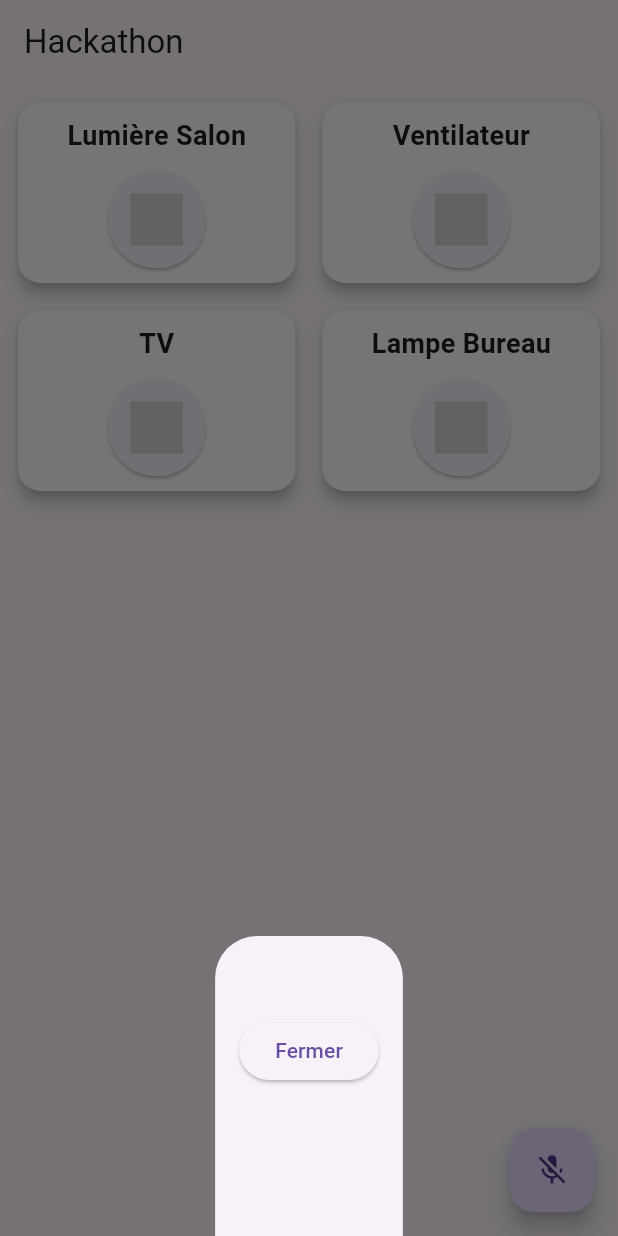
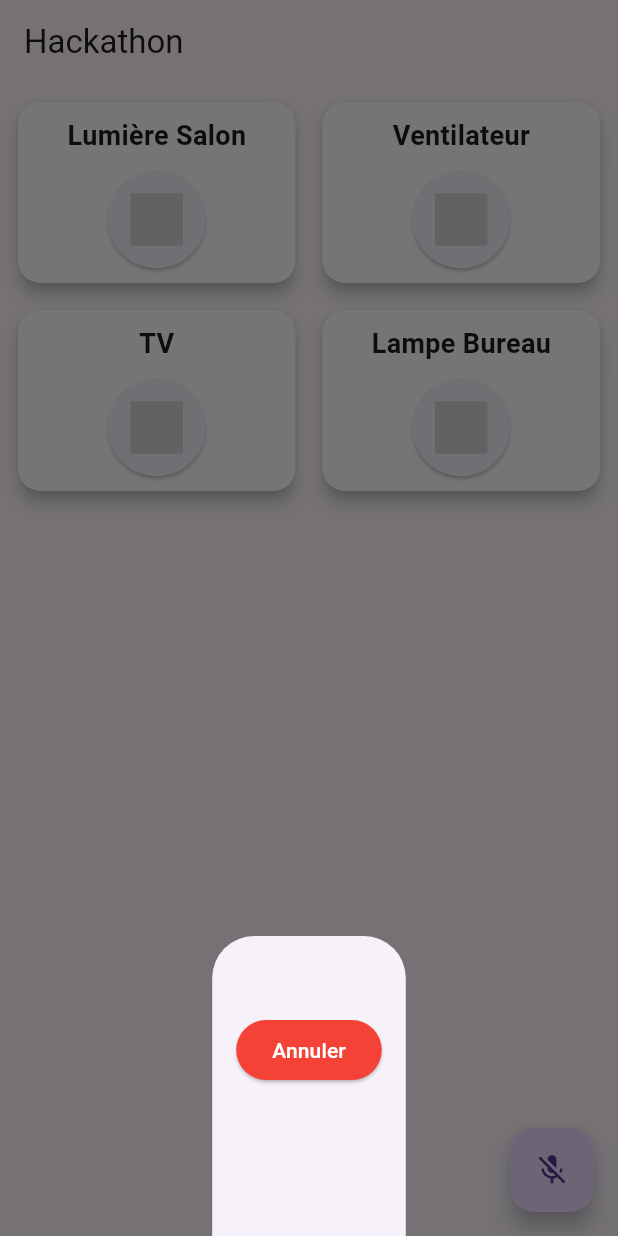
Before and after one commit to Hackathon-Groupe-4/MobileApp, a Flutter app: the screen it shows after launch, after a tap on the "mic off" icon, on a phone screen of 412 x 824 dp. Run offline on Flutter 3.47's test engine with Material 3 defaults, Android fonts, the phone set to English and light mode, and no system bars; our stand-ins replace flutter_svg, speech_to_text; missing offline and left inert: mqtt_client.

Commit message:
refonte de speetch to text

```diff
--- a/lib/Screens/home_page.dart
+++ b/lib/Screens/home_page.dart
@@ -1,6 +1,6 @@
 import 'package:flutter/material.dart';
+import '../Service/mqtt.dart';
 import '../Widgets/SpeechBottomSheet.dart';
-import '../mqtt.dart';
 import '../Model/Device.dart';
 import '../widgets/device_card.dart';
 import 'package:speech_to_text/speech_recognition_result.dart';
@@ -13,9 +13,6 @@ class MyHomePage extends StatefulWidget {
 
 class _HomePage extends State<MyHomePage> {
   final Mqtt mqtt = Mqtt(); // Instance MQTT
-  SpeechToText _speechToText = SpeechToText();
-  bool _speechEnabled = false;
-  String _lastWords = '';
   SpeechBottomSheet? _speechBottomSheet;
 
   List<Device> devices = [
@@ -29,7 +26,6 @@ class _HomePage extends State<MyHomePage> {
   void initState() {
     super.initState();
     mqtt.connect(); // Connexion automatique à MQTT
-    _initSpeech();
   }
 
   void toggleDevice(Device device) {
@@ -44,30 +40,12 @@ class _HomePage extends State<MyHomePage> {
     setState(() {}); // Met à jour l'interface
   }
 
-  /// This has to happen only once per app
-  void _initSpeech() async {
-    _speechEnabled = await _speechToText.initialize();
-    setState(() {});
+  void _onCommandDetected(String? status, List<String> words) {
+    print("Status: $status, Words: $words");
   }
 
-  /// Each time to start a speech recognition session
-  void _startListening() async {
-    await _speechToText.listen(onResult: _onSpeechResult);
-    setState(() {});
-  }
-  void _onSpeechResult(SpeechRecognitionResult result) {
-    setState(() {
-      _lastWords = result.recognizedWords;
-    });
-
-    // Met à jour le texte dans le BottomSheet
-    _speechBottomSheet?.updateText(_lastWords);
-  }
-
-
-
   void _showSpeechBottomSheet() {
-    _speechBottomSheet = SpeechBottomSheet(speechToText: _speechToText);
+    _speechBottomSheet = SpeechBottomSheet(onCommandDetected: _onCommandDetected,);
 
     showModalBottomSheet(
       context: context,
@@ -77,12 +55,6 @@ class _HomePage extends State<MyHomePage> {
       },
     );
   }
-
-
-
-
-
-
 
   @override
   Widget build(BuildContext context) {
@@ -112,13 +84,10 @@ class _HomePage extends State<MyHomePage> {
       ),
       floatingActionButton: FloatingActionButton(
         onPressed: () {
-          if (_speechToText.isNotListening) {
-            _startListening();
-          }
           _showSpeechBottomSheet();
         },
         tooltip: 'Écouter',
-        child: Icon(_speechToText.isNotListening ? Icons.mic_off : Icons.mic),
+        child: Icon(SpeechBottomSheet.isNotListening() ? Icons.mic_off : Icons.mic),
       ),
     );
   }
--- a/lib/Widgets/SpeechBottomSheet.dart
+++ b/lib/Widgets/SpeechBottomSheet.dart
@@ -1,52 +1,108 @@
 import 'package:flutter/material.dart';
-import 'package:speech_to_text/speech_to_text.dart';
-
-import 'package:flutter/material.dart';
+import 'package:speech_to_text/speech_recognition_result.dart';
 import 'package:speech_to_text/speech_to_text.dart';
 
 class SpeechBottomSheet extends StatefulWidget {
-  final SpeechToText speechToText;
+  final void Function(String? status, List<String> words) onCommandDetected; // Callback
 
-  SpeechBottomSheet({required this.speechToText, Key? key}) : super(key: key);
+  SpeechBottomSheet({Key? key, required this.onCommandDetected}) : super(key: key);
 
-  final _SpeechBottomSheetState _state = _SpeechBottomSheetState();
+  static final GlobalKey<_SpeechBottomSheetState> keyState = GlobalKey<_SpeechBottomSheetState>();
 
-  void updateText(String text) {
-    _state.updateText(text);
+  static bool isNotListening() {
+    return keyState.currentState?._speechToText.isNotListening ?? true;
   }
 
   @override
-  _SpeechBottomSheetState createState() => _state;
+  _SpeechBottomSheetState createState() => _SpeechBottomSheetState();
 }
 
 class _SpeechBottomSheetState extends State<SpeechBottomSheet> {
+  final SpeechToText _speechToText = SpeechToText();
   String _lastWords = "";
+  bool _isListening = false;
 
-  void updateText(String text) {
+  @override
+  void initState() {
+    super.initState();
+    _initSpeech();
+  }
+
+  void _initSpeech() async {
+    await _speechToText.initialize();
+    _startListening();
+  }
+
+  void _startListening() async {
+    if (!_isListening) {
+      setState(() {
+        _isListening = true;
+      });
+      await _speechToText.listen(onResult: _onSpeechResult);
+    }
+  }
+
+  void _stopListening() async {
+    if (_isListening) {
+      await _speechToText.stop();
+      setState(() {
+        _isListening = false;
+      });
+    }
+  }
+
+  void _onSpeechResult(SpeechRecognitionResult result) {
     setState(() {
-      _lastWords = text;
+      _lastWords = result.recognizedWords;
     });
+
+    if (_speechToText.isNotListening) {
+      setState(() {
+        _isListening = false;
+      });
+
+      // Analyse de la phrase pour détecter les commandes
+      _processSpeechCommand(_lastWords);
+    }
+  }
+
+  void _processSpeechCommand(String sentence) {
+    List<String> words = sentence.toLowerCase().split(' ');
+    String? status;
+
+    if (words.contains("allume")) {
+      status = "ON";
+    } else if (words.contains("éteins")) {
+      status = "OFF";
+    }
+
+    words.removeWhere((word) => word == "allume" || word == "éteins");
+
+    widget.onCommandDetected(status, words);
   }
 
   @override
   Widget build(BuildContext context) {
     return Container(
-      padding: EdgeInsets.all(16),
+      padding: const EdgeInsets.all(16),
       height: 200,
       child: Column(
         mainAxisSize: MainAxisSize.min,
         children: [
           Text(
             _lastWords,
-            style: TextStyle(fontSize: 18),
+            style: const TextStyle(fontSize: 18),
           ),
-          SizedBox(height: 10),
+          const SizedBox(height: 10),
           ElevatedButton(
-            onPressed: () {
-              widget.speechToText.stop();
-              Navigator.pop(context);
-            },
-            child: Text("Fermer"),
+            onPressed: _isListening ? _stopListening : _startListening,
+            style: ElevatedButton.styleFrom(
+              backgroundColor: _isListening ? Colors.red : Colors.blue,
+            ),
+            child: Text(
+              _isListening ? "Annuler" : "Écouter",
+              style: const TextStyle(color: Colors.white),
+            ),
           ),
         ],
       ),
--- a/lib/home.dart
+++ /dev/null
@@ -1,17 +0,0 @@
-import 'package:Hackathon/Screens/home_page.dart';
-import 'package:flutter/material.dart';
-import 'mqtt.dart';
-
-class MyApp extends StatelessWidget {
-  @override
-  Widget build(BuildContext context) {
-    return MaterialApp(
-      debugShowCheckedModeBanner: false,
-      title: 'Hackathon',
-      theme: ThemeData(
-        primarySwatch: Colors.green,
-      ),
-      home: MyHomePage(),
-    );
-  }
-}
--- a/lib/main.dart
+++ b/lib/main.dart
@@ -1,9 +1,20 @@
 import 'package:flutter/material.dart';
-import 'home.dart'; // Importation du fichier home.dart
-import 'mqtt.dart';
-
-final Mqtt mqtt = Mqtt();
+import 'Screens/home_page.dart';
 
 void main() {
   runApp(MyApp());
 }
+
+class MyApp extends StatelessWidget {
+  @override
+  Widget build(BuildContext context) {
+    return MaterialApp(
+      debugShowCheckedModeBanner: false,
+      title: 'Hackathon',
+      theme: ThemeData(
+        primarySwatch: Colors.green,
+      ),
+      home: MyHomePage(),
+    );
+  }
+}
```
Also changed, not shown: lib/Service/mqtt.dart (renamed from lib/mqtt.dart).
